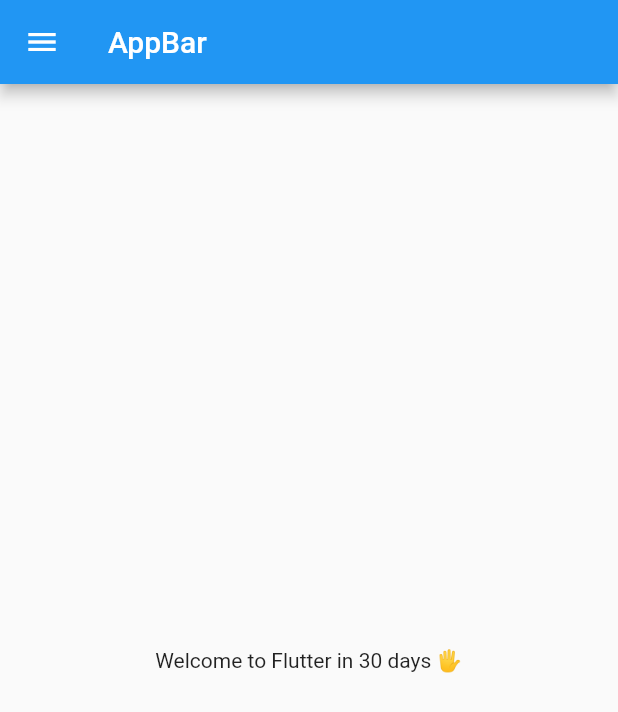
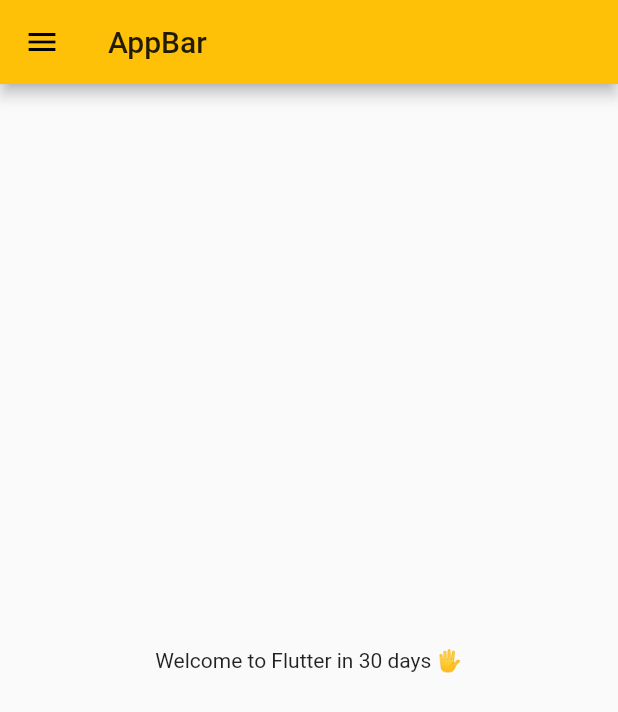
Before and after one commit to Roman-kazi/30_days_of_flutter, a Flutter app: the screen it shows after launch, on a phone screen of 412 x 824 dp. Shown: the top 712 px of the screen. Run offline on Flutter 3.47's test engine with Material 2 defaults, Android fonts, the light colour scheme and no system bars.

Commit message:
Day 3 completed from YT.
Learned themes, routes

```diff
--- a/lib/main.dart
+++ b/lib/main.dart
@@ -1,5 +1,6 @@
 import 'package:flutter/material.dart';
-import 'package:yt_flutter/Home_page.dart';
+import 'package:yt_flutter/pages/Home_page.dart';
+import 'package:yt_flutter/pages/login_page.dart';
 
 void main() => runApp(MyApp());
 
@@ -7,7 +8,19 @@
   @override
   Widget build(BuildContext context) {
     return MaterialApp(
-      home: HomePage()
+      // home: HomePage(),
+      themeMode: ThemeMode.light,
+      theme: ThemeData(primarySwatch: Colors.amber),
+      darkTheme: ThemeData(
+        brightness: Brightness.dark,
+      ),
+      initialRoute: "/home",
+      routes: {
+        "/": (context) => LoginPage(),
+        "/home": (context) => HomePage(),
+        "/login": (context) => LoginPage(),
+
+      },
     );
   }
 }
```
Also changed, not shown: lib/pages/login_page.dart (added, +19 -0 lines), lib/pages/Home_page.dart (renamed from lib/Home_page.dart).
